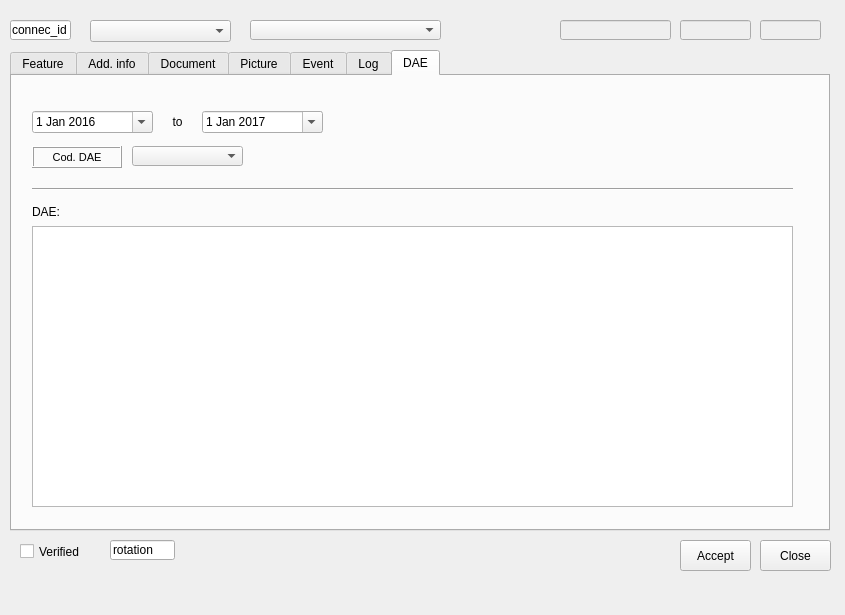
Giswater/giswater_qgis_plugin, file ui/ws_connec.ui: the form before one commit.
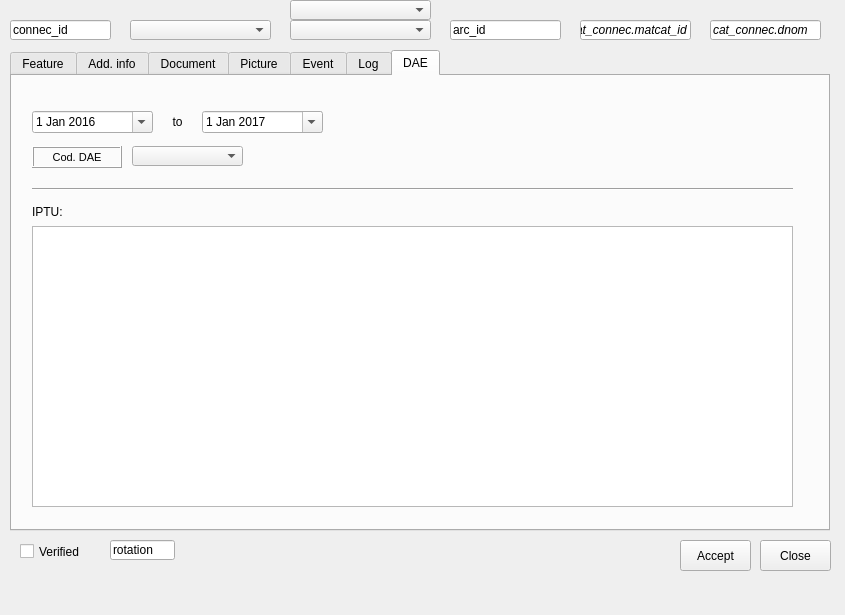
The form after the commit. The open tabs and pages were chosen to show the change.

The edit to the form file:
```diff
--- a/ui/ws_connec.ui
+++ b/ui/ws_connec.ui
@@ -2304,7 +2304,7 @@
       <enum>QFrame::Plain</enum>
      </property>
      <property name="text">
-      <string>DAE:</string>
+      <string>IPTU:</string>
      </property>
      <property name="textFormat">
       <enum>Qt::AutoText</enum>
@@ -2473,7 +2473,7 @@
     <rect>
      <x>10</x>
      <y>20</y>
-     <width>61</width>
+     <width>101</width>
      <height>20</height>
     </rect>
    </property>
@@ -2481,86 +2481,87 @@
     <string>connec_id</string>
    </property>
   </widget>
-  <widget class="QComboBox" name="connecat_id">
-   <property name="geometry">
-    <rect>
-     <x>250</x>
-     <y>20</y>
-     <width>191</width>
-     <height>20</height>
-    </rect>
-   </property>
-  </widget>
-  <widget class="QLineEdit" name="cat_dnom">
-   <property name="enabled">
-    <bool>false</bool>
-   </property>
-   <property name="geometry">
-    <rect>
-     <x>680</x>
-     <y>20</y>
-     <width>71</width>
-     <height>20</height>
-    </rect>
-   </property>
-   <property name="font">
-    <font>
-     <italic>true</italic>
-    </font>
-   </property>
-   <property name="text">
-    <string/>
-   </property>
-  </widget>
-  <widget class="QLineEdit" name="cat_pnom">
-   <property name="enabled">
-    <bool>false</bool>
-   </property>
-   <property name="geometry">
-    <rect>
-     <x>760</x>
-     <y>20</y>
-     <width>61</width>
-     <height>20</height>
-    </rect>
-   </property>
-   <property name="font">
-    <font>
-     <italic>true</italic>
-    </font>
-   </property>
-   <property name="text">
-    <string/>
-   </property>
-  </widget>
-  <widget class="QLineEdit" name="cat_matcat_id">
-   <property name="enabled">
-    <bool>false</bool>
-   </property>
-   <property name="geometry">
-    <rect>
-     <x>560</x>
-     <y>20</y>
-     <width>111</width>
-     <height>20</height>
-    </rect>
-   </property>
-   <property name="font">
-    <font>
-     <italic>true</italic>
-    </font>
-   </property>
-   <property name="text">
-    <string/>
-   </property>
-  </widget>
   <widget class="QComboBox" name="cat_connectype_id">
    <property name="geometry">
     <rect>
-     <x>90</x>
+     <x>130</x>
      <y>20</y>
      <width>141</width>
-     <height>22</height>
+     <height>20</height>
+    </rect>
+   </property>
+  </widget>
+  <widget class="QLineEdit" name="lineEdit_35">
+   <property name="geometry">
+    <rect>
+     <x>450</x>
+     <y>20</y>
+     <width>111</width>
+     <height>20</height>
+    </rect>
+   </property>
+   <property name="font">
+    <font>
+     <italic>false</italic>
+    </font>
+   </property>
+   <property name="text">
+    <string>arc_id</string>
+   </property>
+  </widget>
+  <widget class="QLineEdit" name="matcat_id">
+   <property name="geometry">
+    <rect>
+     <x>580</x>
+     <y>20</y>
+     <width>111</width>
+     <height>20</height>
+    </rect>
+   </property>
+   <property name="font">
+    <font>
+     <italic>true</italic>
+    </font>
+   </property>
+   <property name="text">
+    <string>cat_connec.matcat_id</string>
+   </property>
+  </widget>
+  <widget class="QComboBox" name="connecat_id_dummy">
+   <property name="geometry">
+    <rect>
+     <x>290</x>
+     <y>20</y>
+     <width>141</width>
+     <height>20</height>
+    </rect>
+   </property>
+  </widget>
+  <widget class="QLineEdit" name="dnom">
+   <property name="geometry">
+    <rect>
+     <x>710</x>
+     <y>20</y>
+     <width>111</width>
+     <height>20</height>
+    </rect>
+   </property>
+   <property name="font">
+    <font>
+     <italic>true</italic>
+    </font>
+   </property>
+   <property name="text">
+    <string>cat_connec.dnom</string>
+   </property>
+  </widget>
+  <widget class="QComboBox" name="connecat_id">
+   <property name="geometry">
+    <rect>
+     <x>290</x>
+     <y>0</y>
+     <width>141</width>
+     <height>20</height>
     </rect>
    </property>
   </widget>
```
Left out of the diff: 6 changed lines with no effect on the pictures.
